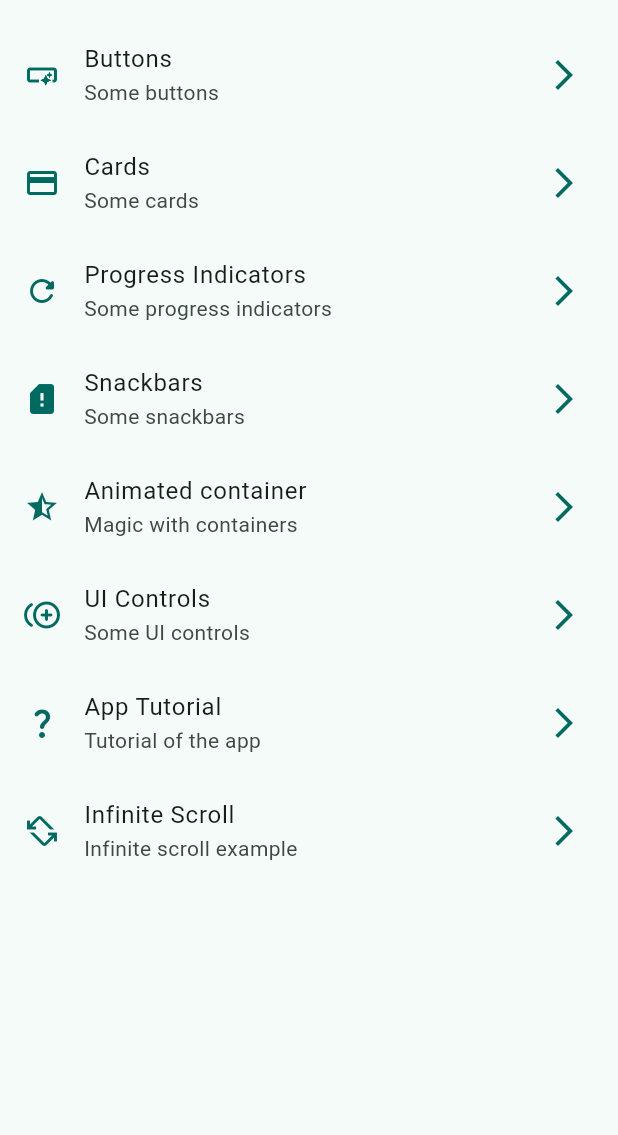
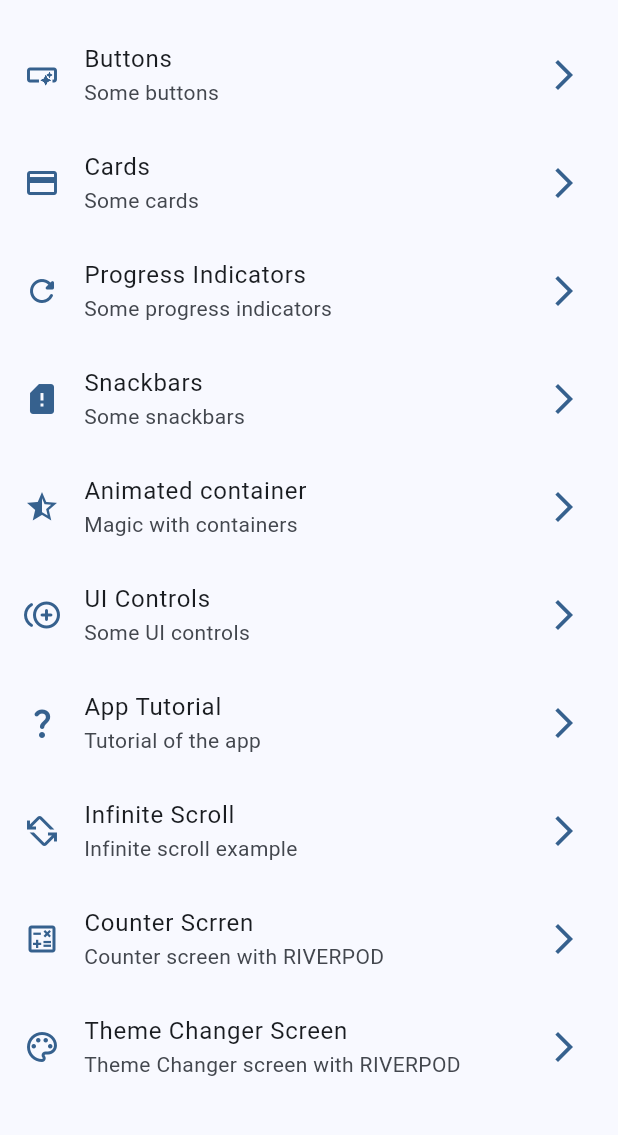
Before and after one commit to sergionts2020-lang/flutter-x04-widgets-app, a Flutter app: the screen it shows after launch, on a phone screen of 412 x 824 dp, the part 63-1198 px from its top. Run offline on Flutter 3.47's test engine with Material 3 defaults, Android fonts, the phone set to English and light mode, and no system bars; our stand-ins replace animate_do, flutter_riverpod, go_router.

Commit message:
- Riverpod y como usar providers

```diff
--- a/lib/config/menu/menu_items.dart
+++ b/lib/config/menu/menu_items.dart
@@ -1,5 +1,6 @@
 import 'package:flutter/material.dart';
-import 'package:x04_widgets_app/presentation/screen/screens.dart';
+import 'package:x04_widgets_app/config/screens.dart';
+
 
 class MenuItem {
   final String name;
@@ -74,11 +75,28 @@ const appMenuItems = <MenuItem>[
     icon: Icons.question_mark_rounded,
   ),
 
-    MenuItem(
+  MenuItem(
     name: InfiniteScrollScreen.name,
     title: 'Infinite Scroll',
     subtitle: 'Infinite scroll example',
     link: '/infinite-scroll',
     icon: Icons.screen_rotation_alt_outlined,
   ),
+
+  MenuItem(
+    name: CounterScreen.name,
+    title: 'Counter Scrren',
+    subtitle: 'Counter screen with RIVERPOD',
+    link: '/counter',
+    icon: Icons.calculate_outlined,
+  ),
+
+  MenuItem(
+    name: ThemeChangerScreen.name,
+    title: 'Theme Changer Screen',
+    subtitle: 'Theme Changer screen with RIVERPOD',
+    link: '/theme-changer',
+    icon: Icons.palette_outlined,
+  ),
+
 ];
--- a/lib/config/router/router.dart
+++ b/lib/config/router/router.dart
@@ -1,6 +1,6 @@
 // GoRouter configuration
 import 'package:go_router/go_router.dart';
-import 'package:x04_widgets_app/presentation/screen/screens.dart';
+import 'package:x04_widgets_app/config/screens.dart';
 
 // ssc documentación https://pub.dev/packages/go_router
 final appRouter = GoRouter(
@@ -14,6 +14,8 @@ final appRouter = GoRouter(
     GoRoute(path: '/uicontrols', name: UiControlsScreen.name, builder: (context, state) => const UiControlsScreen()),
     GoRoute(path: '/tutorial', name: AppTutorialScreen.name, builder: (context, state) => const AppTutorialScreen()),
     GoRoute(path: '/infinite-scroll', name: InfiniteScrollScreen.name, builder: (context, state) => const InfiniteScrollScreen()),
+    GoRoute(path: '/counter', name: CounterScreen.name, builder: (context, state) => const CounterScreen()),
+    GoRoute(path: '/theme-changer', name: ThemeChangerScreen.name, builder: (context, state) => const ThemeChangerScreen()),
 
   ],
 );
--- a/lib/presentation/screen/screens.dart
+++ b/lib/config/screens.dart
@@ -7,3 +7,5 @@ export 'package:x04_widgets_app/presentation/screen/infinite_scroll/infinite_scr
 export 'package:x04_widgets_app/presentation/screen/progress/progress_screen.dart';
 export 'package:x04_widgets_app/presentation/screen/snackbar/snackbar_screen.dart';
 export 'package:x04_widgets_app/presentation/screen/ui_controls/ui_controls_screen.dart';
+export 'package:x04_widgets_app/presentation/screen/theme_changer/theme_changer_screen.dart';
+export 'package:x04_widgets_app/presentation/screen/counter/counter_screen.dart';
--- a/lib/config/theme/app_theme.dart
+++ b/lib/config/theme/app_theme.dart
@@ -9,23 +9,29 @@ const colorList = <Color>[
   Colors.deepPurple,
   Colors.orange,
   Colors.pink,
-  Colors.pinkAccent
+  Colors.pinkAccent,
 ];
 
 class AppTheme {
   final int selectedColor;
+  final bool isDarkMode;
 
-  AppTheme({this.selectedColor = 0})
+  AppTheme({this.selectedColor = 0, this.isDarkMode = false})
     : assert(
         selectedColor >= 0 && selectedColor < colorList.length,
         'selectedColor must be between 0 and ${colorList.length - 1}',
       );
 
-  ThemeData getTheme() =>
-      ThemeData(
-        useMaterial3: true,
-        colorSchemeSeed: colorList[selectedColor],
-        appBarTheme: const AppBarTheme(
-          centerTitle: true,
-        ));
+  ThemeData getTheme() => ThemeData(
+    useMaterial3: true,
+    brightness: isDarkMode ? Brightness.dark : Brightness.light,
+    colorSchemeSeed: colorList[selectedColor],
+    appBarTheme: const AppBarTheme(centerTitle: true),
+  );
+
+  // sirve para copiar la instancia de la clase. Recibimos de forma opcional y aplicamos el orginal si no llega nada.
+  AppTheme copyWith({int? selectedColor, bool? isDarkMode}) => AppTheme(
+    selectedColor: selectedColor ?? this.selectedColor,
+    isDarkMode: isDarkMode ?? this.isDarkMode,
+  );
 }
--- a/lib/main.dart
+++ b/lib/main.dart
@@ -1,21 +1,27 @@
 import 'package:flutter/material.dart';
+import 'package:flutter_riverpod/flutter_riverpod.dart';
 import 'package:x04_widgets_app/config/router/router.dart';
 import 'package:x04_widgets_app/config/theme/app_theme.dart';
+import 'package:x04_widgets_app/presentation/provider/theme_provider.dart';
 
 void main() {
-  runApp(const MainApp());
+  runApp(ProviderScope(child: const MainApp()));
 }
 
-class MainApp extends StatelessWidget {
+class MainApp extends ConsumerWidget {
   const MainApp({super.key});
 
   @override
-  Widget build(BuildContext context) {
+  Widget build(BuildContext context, WidgetRef ref) {
+    // final bool isDarkMode = ref.watch(isDarkModeProvider);
+    // final int selectedColor = ref.watch(selectedColorProvider);
+    final AppTheme appTheme = ref.watch(themeNotifierProvider);
+
     return MaterialApp.router(
       routerConfig: appRouter,
       title: 'Widgets App',
       debugShowCheckedModeBanner: false,
-      theme: AppTheme(selectedColor: 1).getTheme(),
+      theme: appTheme.getTheme(),
 
       // Como estamos usando GoRouter, no es necesario definir el home ni las rutas, ya que se definen en el router.dart
       // home: const HomeScreen(),
--- /dev/null
+++ b/lib/presentation/provider/counter_provider.dart
@@ -0,0 +1,3 @@
+import 'package:flutter_riverpod/legacy.dart';
+
+final counterProvider = StateProvider((ref) => 5);
--- /dev/null
+++ b/lib/presentation/provider/theme_provider.dart
@@ -0,0 +1,34 @@
+import 'package:flutter_riverpod/flutter_riverpod.dart';
+import 'package:flutter_riverpod/legacy.dart';
+import 'package:x04_widgets_app/config/theme/app_theme.dart';
+// ----------------------------------------------------------------
+
+// Provider                 ==>   Valores inmutables
+// ----------------------------------------------------------------
+final colorListProvider = Provider((ref) => colorList);
+
+// StateProvider            ==>   Mantener alguna pieza de estado
+// ----------------------------------------------------------------
+final isDarkModeProvider = StateProvider<bool>((ref) => false);
+final selectedColorProvider = StateProvider<int>((ref) => 0);
+
+// StateNotifierProvider    ==>   Estados complejos
+// ----------------------------------------------------------------
+final themeNotifierProvider = StateNotifierProvider<ThemeNotifier, AppTheme>(
+  (ref) => ThemeNotifier(),
+);
+
+// controller para manejar el estado de apptheme
+class ThemeNotifier extends StateNotifier<AppTheme> {
+  // state = estado = new apptheme()
+  ThemeNotifier() : super(AppTheme());
+
+  void changeDarkMode() {
+    // como son final las propiedades, lo que hacemos es cambiar el estado por una copia con el nuevo valor
+    state = state.copyWith(isDarkMode: !state.isDarkMode);
+  }
+
+  void changeColorIndex(int colorIndex) {
+    state = state.copyWith(selectedColor: colorIndex);
+  }
+}
--- a/pubspec.yaml
+++ b/pubspec.yaml
@@ -10,6 +10,7 @@ dependencies:
   animate_do: ^4.2.0
   flutter:
     sdk: flutter
+  flutter_riverpod: ^3.2.1
   go_router: ^17.1.0
 
 dev_dependencies:
```
Also changed, not shown: lib/presentation/screen/counter/counter_screen.dart (added, +52 -0 lines), lib/presentation/screen/theme_changer/theme_changer_screen.dart (added, +66 -0 lines), lib/presentation/screen/infinite_scroll/infinite_scroll_screen.dart (line endings or trailing spaces), pubspec.lock, 1 other file.
